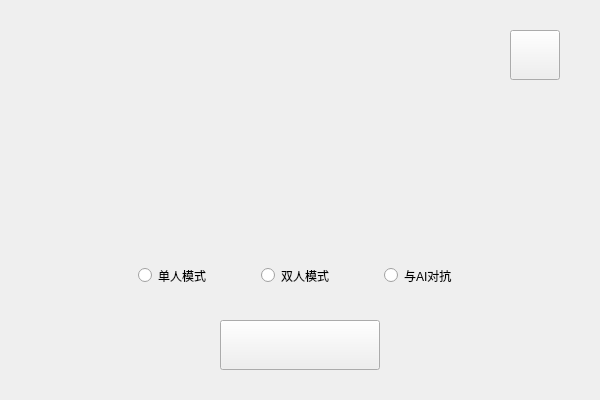
First picture: the form in loadgamepage.ui, repository CHEN20060804/huarongdao, before the edit.
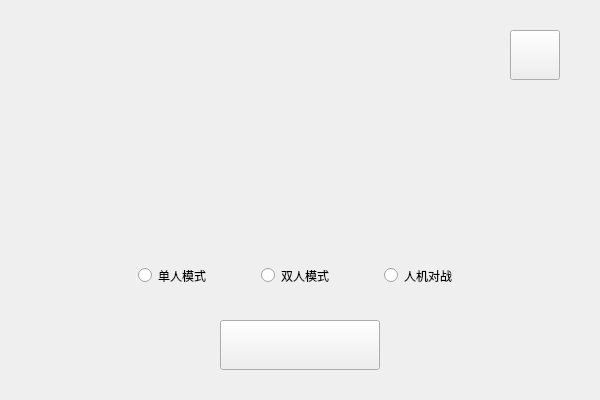
Second picture: the form after the edit. Custom widgets are drawn as their Qt base class.

The edit to the form file:
```diff
--- a/loadgamepage.ui
+++ b/loadgamepage.ui
@@ -49,7 +49,7 @@
     </rect>
    </property>
    <property name="text">
-    <string>与AI对抗</string>
+    <string>人机对战</string>
    </property>
   </widget>
   <widget class="QRadioButton" name="radioBtnOne">
```
